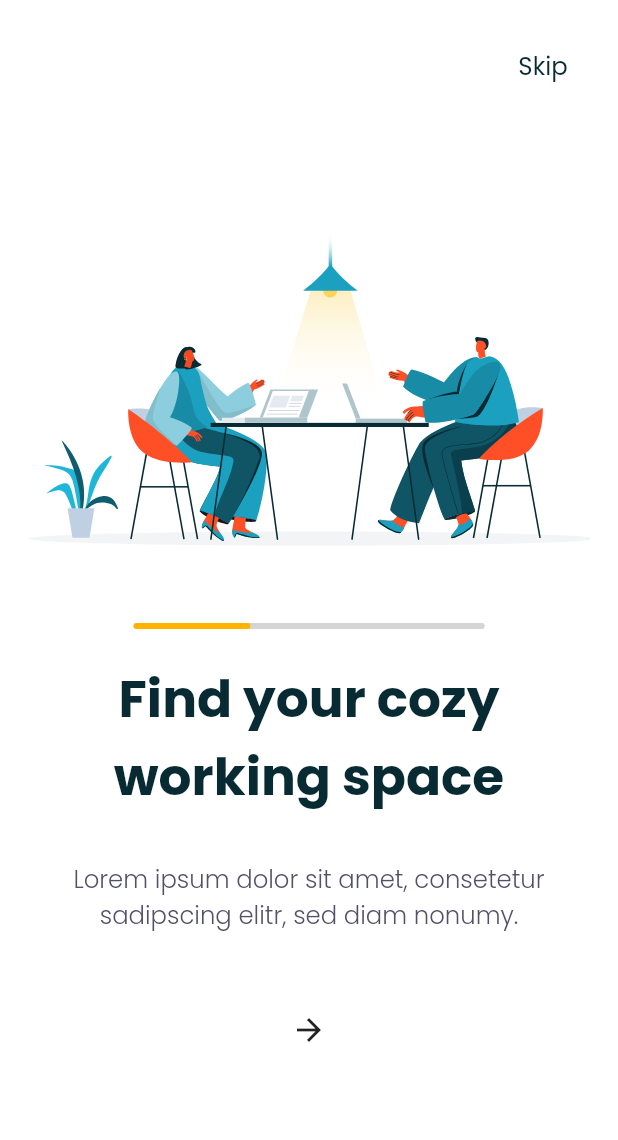
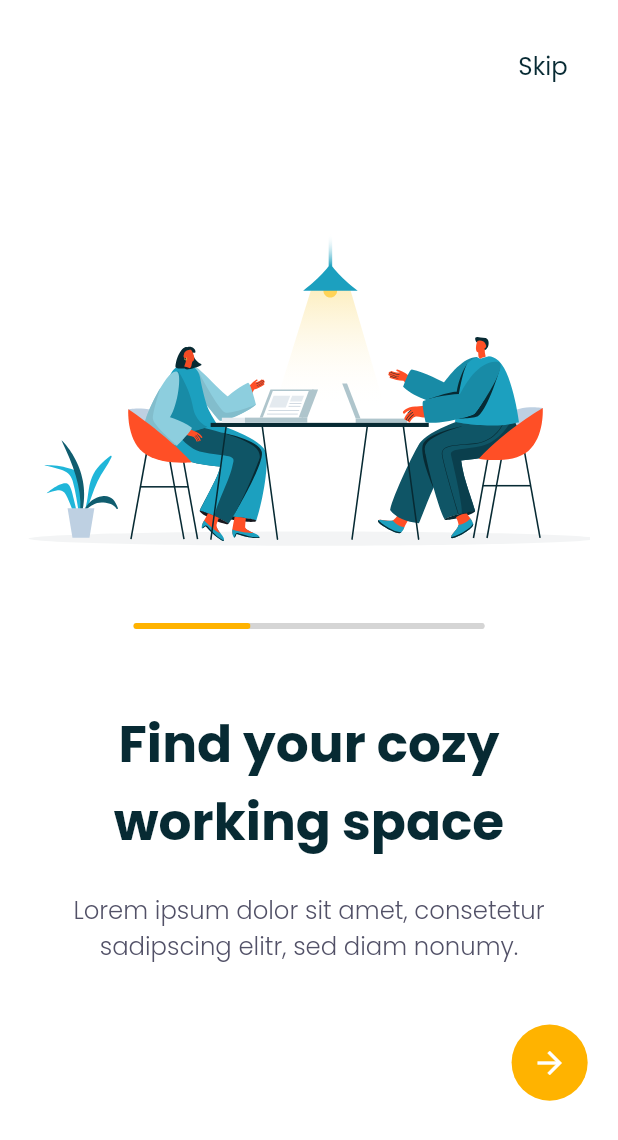
Before and after one commit to mayadaabed/act-hub-pro, a Flutter app: the screen it shows after launch, on a phone screen of 412 x 824 dp. Shown: the top 1140 px of the screen. Run offline on Flutter 3.47's test engine with Material 2 defaults, Android fonts, the phone set to English and light mode, and no system bars; our stand-ins replace flutter_screenutil, flutter_svg, get, get_it.

Commit message:
add main_button to out_boarding_view

```diff
--- a/lib/features/out_boarding/presentation/view/out_boarding_view.dart
+++ b/lib/features/out_boarding/presentation/view/out_boarding_view.dart
@@ -47,7 +47,7 @@ class OutBoardingView extends StatelessWidget {
               ),
               const SilderIndicator(),
               SizedBox(
-                height: ManagerHeight.h20,
+                height: ManagerHeight.h50,
               ),
               Text(
                 ManagerStrings.outBoardingTitle1,
@@ -57,7 +57,7 @@ class OutBoardingView extends StatelessWidget {
                 textAlign: TextAlign.center,
               ),
               SizedBox(
-                height: ManagerHeight.h30,
+                height: ManagerHeight.h20,
               ),
               Text(
                 ManagerStrings.outBoardingSubTitle1,
@@ -70,7 +70,18 @@ class OutBoardingView extends StatelessWidget {
               SizedBox(
                 height: ManagerHeight.h40,
               ),
-              mainButton(child: const Icon(Icons.arrow_forward_outlined))
+              Align(
+                alignment: AlignmentDirectional.centerEnd,
+                child: mainButton(
+                    child: const Icon(
+                      Icons.arrow_forward_outlined,
+                      color: ManagerColors.iconColor,
+                    ),
+                    shapeBorder: const CircleBorder(),
+                    minWidth: ManagerWidth.w50,
+                    height: ManagerHeight.h50,
+                    color: ManagerColors.primaryColor),
+              ),
             ],
           ),
         ),
```
